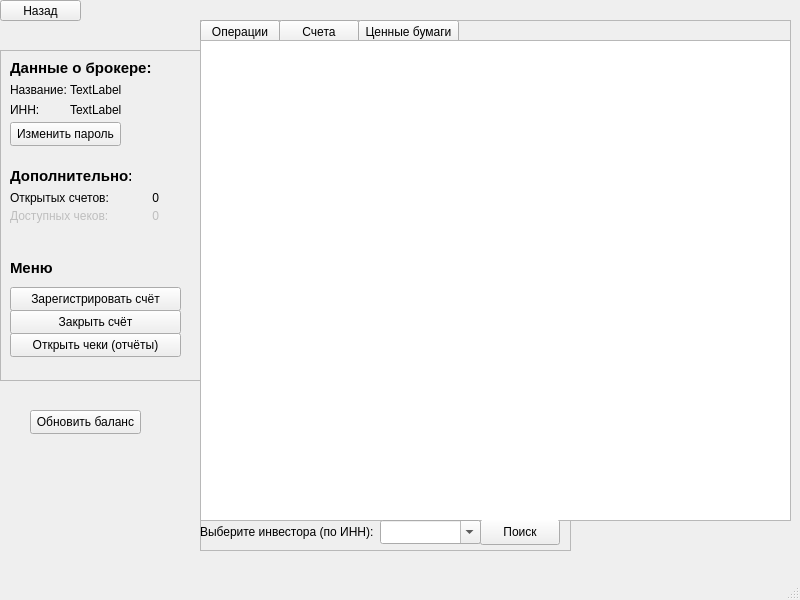
First picture: the form in broker.ui, repository migeliusIV/DB, before the edit.
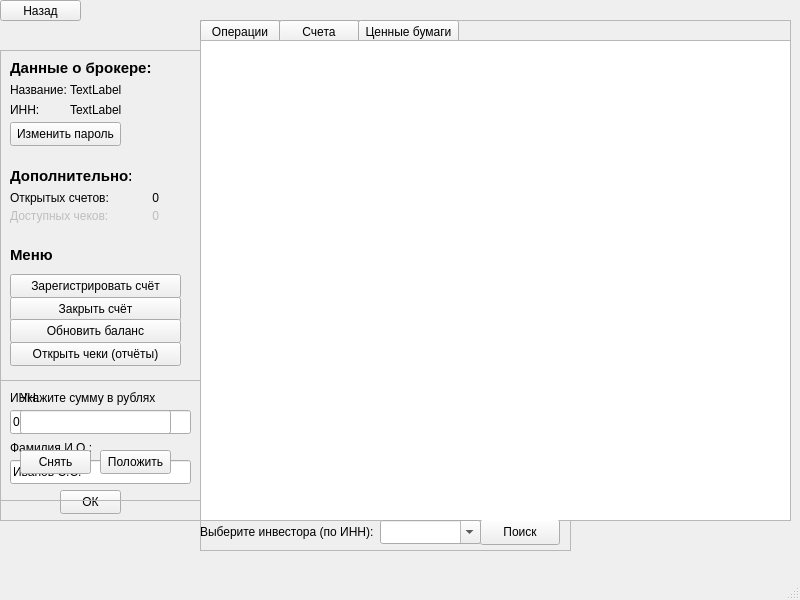
Second picture: the form after the edit.

The edit to the form file:
```diff
--- a/broker.ui
+++ b/broker.ui
@@ -200,7 +200,7 @@
      <property name="geometry">
       <rect>
        <x>10</x>
-       <y>207</y>
+       <y>194</y>
        <width>51</width>
        <height>21</height>
       </rect>
@@ -219,7 +219,7 @@
      <property name="geometry">
       <rect>
        <x>10</x>
-       <y>260</y>
+       <y>247</y>
        <width>171</width>
        <height>24</height>
       </rect>
@@ -232,7 +232,7 @@
      <property name="geometry">
       <rect>
        <x>10</x>
-       <y>237</y>
+       <y>224</y>
        <width>171</width>
        <height>24</height>
       </rect>
@@ -245,7 +245,7 @@
      <property name="geometry">
       <rect>
        <x>10</x>
-       <y>283</y>
+       <y>292</y>
        <width>171</width>
        <height>24</height>
       </rect>
@@ -254,6 +254,19 @@
       <string>Открыть чеки (отчёты)</string>
      </property>
     </widget>
+    <widget class="QPushButton" name="btnBudgetOper">
+     <property name="geometry">
+      <rect>
+       <x>10</x>
+       <y>269</y>
+       <width>171</width>
+       <height>24</height>
+      </rect>
+     </property>
+     <property name="text">
+      <string>Обновить баланс</string>
+     </property>
+    </widget>
    </widget>
    <widget class="QFrame" name="frmOutput">
     <property name="geometry">
@@ -388,18 +401,169 @@
      <string>Назад</string>
     </property>
    </widget>
-   <widget class="QPushButton" name="pushButton">
+   <widget class="QFrame" name="frmAccAppend">
+    <property name="enabled">
+     <bool>true</bool>
+    </property>
     <property name="geometry">
      <rect>
-      <x>30</x>
-      <y>410</y>
-      <width>111</width>
-      <height>24</height>
+      <x>0</x>
+      <y>380</y>
+      <width>201</width>
+      <height>141</height>
      </rect>
     </property>
-    <property name="text">
-     <string>Обновить баланс</string>
+    <property name="autoFillBackground">
+     <bool>false</bool>
     </property>
+    <property name="frameShape">
+     <enum>QFrame::Shape::StyledPanel</enum>
+    </property>
+    <property name="frameShadow">
+     <enum>QFrame::Shadow::Raised</enum>
+    </property>
+    <widget class="QPushButton" name="btnAccept">
+     <property name="geometry">
+      <rect>
+       <x>60</x>
+       <y>110</y>
+       <width>61</width>
+       <height>24</height>
+      </rect>
+     </property>
+     <property name="text">
+      <string>ОК</string>
+     </property>
+    </widget>
+    <widget class="QLineEdit" name="edtFIO">
+     <property name="geometry">
+      <rect>
+       <x>10</x>
+       <y>80</y>
+       <width>181</width>
+       <height>24</height>
+      </rect>
+     </property>
+     <property name="inputMask">
+      <string/>
+     </property>
+     <property name="text">
+      <string>Иванов C.C.</string>
+     </property>
+     <property name="placeholderText">
+      <string/>
+     </property>
+    </widget>
+    <widget class="QLabel" name="lblINNInv">
+     <property name="geometry">
+      <rect>
+       <x>10</x>
+       <y>10</y>
+       <width>41</width>
+       <height>16</height>
+      </rect>
+     </property>
+     <property name="text">
+      <string>ИНН:</string>
+     </property>
+    </widget>
+    <widget class="QLabel" name="lblFIO">
+     <property name="geometry">
+      <rect>
+       <x>10</x>
+       <y>60</y>
+       <width>91</width>
+       <height>16</height>
+      </rect>
+     </property>
+     <property name="text">
+      <string>Фамилия И.О.:</string>
+     </property>
+    </widget>
+    <widget class="QLineEdit" name="edtINNInv">
+     <property name="geometry">
+      <rect>
+       <x>10</x>
+       <y>30</y>
+       <width>181</width>
+       <height>24</height>
+      </rect>
+     </property>
+     <property name="inputMethodHints">
+      <set>Qt::InputMethodHint::ImhNone</set>
+     </property>
+     <property name="inputMask">
+      <string comment="000111222333"/>
+     </property>
+     <property name="text">
+      <string>000111222333</string>
+     </property>
+    </widget>
+   </widget>
+   <widget class="QFrame" name="frmBudget">
+    <property name="geometry">
+     <rect>
+      <x>0</x>
+      <y>380</y>
+      <width>201</width>
+      <height>121</height>
+     </rect>
+    </property>
+    <property name="frameShape">
+     <enum>QFrame::Shape::StyledPanel</enum>
+    </property>
+    <property name="frameShadow">
+     <enum>QFrame::Shadow::Raised</enum>
+    </property>
+    <widget class="QPushButton" name="pushButton">
+     <property name="geometry">
+      <rect>
+       <x>20</x>
+       <y>70</y>
+       <width>71</width>
+       <height>24</height>
+      </rect>
+     </property>
+     <property name="text">
+      <string>Снять</string>
+     </property>
+    </widget>
+    <widget class="QPushButton" name="pushButton_2">
+     <property name="geometry">
+      <rect>
+       <x>100</x>
+       <y>70</y>
+       <width>71</width>
+       <height>24</height>
+      </rect>
+     </property>
+     <property name="text">
+      <string>Положить</string>
+     </property>
+    </widget>
+    <widget class="QLineEdit" name="lineEdit">
+     <property name="geometry">
+      <rect>
+       <x>20</x>
+       <y>30</y>
+       <width>151</width>
+       <height>24</height>
+      </rect>
+     </property>
+    </widget>
+    <widget class="QLabel" name="label">
+     <property name="geometry">
+      <rect>
+       <x>20</x>
+       <y>10</y>
+       <width>141</width>
+       <height>16</height>
+      </rect>
+     </property>
+     <property name="text">
+      <string>Укажите сумму в рублях</string>
+     </property>
+    </widget>
    </widget>
   </widget>
   <widget class="QMenuBar" name="menubar">
```
